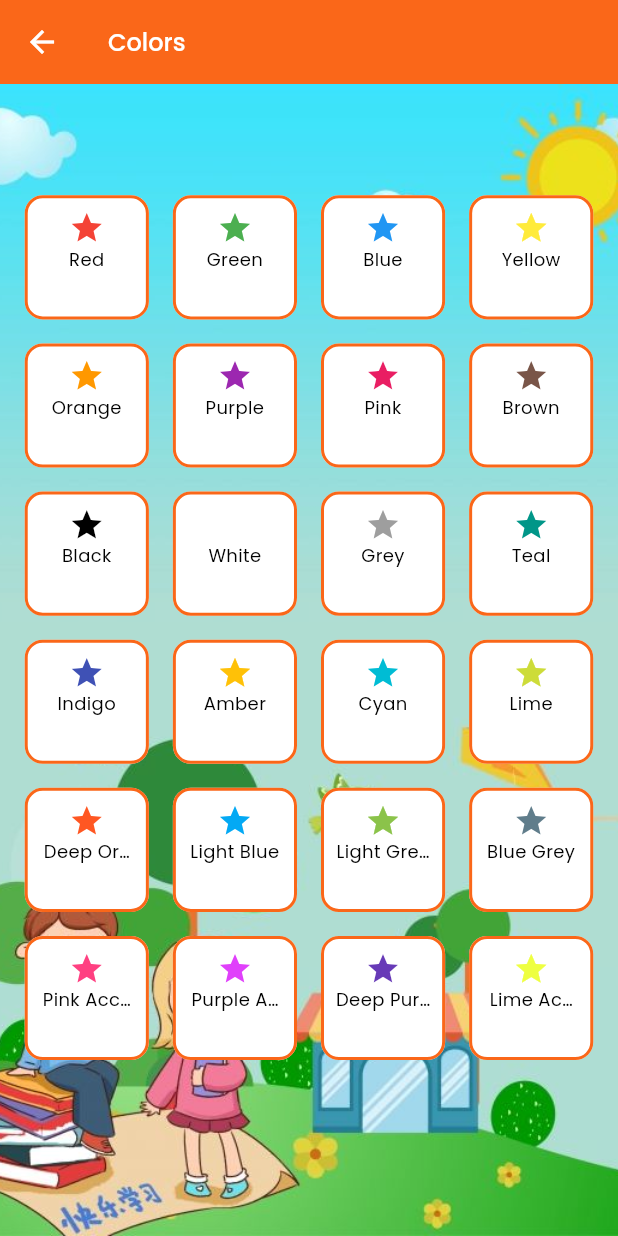
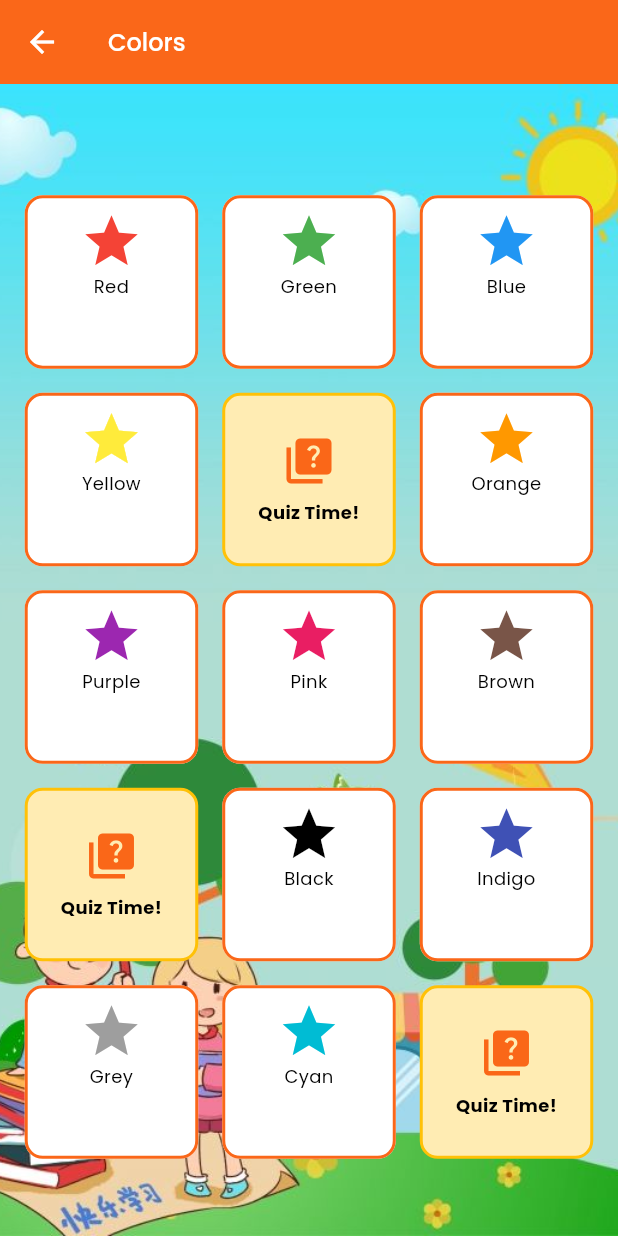
Before and after one commit to Waqas0321/LexiLearn, a Flutter app: the ColorsScreen screen opened directly, on a phone screen of 412 x 824 dp. Run offline on Flutter 3.47's test engine with Material 3 defaults, Android fonts, the phone set to English and light mode, and no system bars; our stand-ins replace cloud_firestore, firebase_auth, firebase_core, firebase_storage, flutter_tts, fluttertoast and 6 more; accounts and stored records are empty.

Commit message:
Quiz added

```diff
--- a/lib/core/app_routes/app_pages.dart
+++ b/lib/core/app_routes/app_pages.dart
@@ -6,6 +6,7 @@ import 'package:lexi_learn/faetures/animals/view/animals_screen.dart';
 import 'package:lexi_learn/faetures/auth/forget_password/view/forget_password_screen.dart';
 import 'package:lexi_learn/faetures/body_parts/view/body_parts_screen.dart';
 import 'package:lexi_learn/faetures/colors/view/colors_screen.dart';
+import 'package:lexi_learn/faetures/colors/view/quiz_screen.dart';
 import 'package:lexi_learn/faetures/edthics/view/ethics_screen.dart';
 import 'package:lexi_learn/faetures/fruits/view/fruits_screen.dart';
 import 'package:lexi_learn/faetures/numbers/view/numbers_screen.dart';
@@ -102,5 +103,11 @@ class AppPages {
         transition: Transition.fade,
         curve: Curves.linear,
         transitionDuration: const Duration(microseconds: 200)),
+    GetPage(
+        name: AppRoutes.QUIZSCREEN,
+        page: () => QuizScreen(),
+        transition: Transition.fade,
+        curve: Curves.linear,
+        transitionDuration: const Duration(microseconds: 200)),
   ];
 }
--- a/lib/core/app_routes/routes.dart
+++ b/lib/core/app_routes/routes.dart
@@ -14,4 +14,6 @@ class AppRoutes{
   static const String ETHICSSCREEN = "/ethicsScreen";
   static const String ANIMALSSCREEN = "/animalsScreen";
   static const String BODYPARTSSCREEN = "/bodyPartsScreen";
+
+  static const String QUIZSCREEN = "/quizScreen";
 }
--- a/lib/core/bindings/initial_bindings.dart
+++ b/lib/core/bindings/initial_bindings.dart
@@ -4,6 +4,7 @@ import 'package:lexi_learn/faetures/animals/controller/animals_controller.dart';
 import 'package:lexi_learn/faetures/auth/forget_password/controller/forget_password_controller.dart';
 import 'package:lexi_learn/faetures/body_parts/controller/body_parts_controller.dart';
 import 'package:lexi_learn/faetures/colors/controller/colors_controller.dart';
+import 'package:lexi_learn/faetures/colors/controller/quiz_controller.dart';
 import 'package:lexi_learn/faetures/edthics/controller/ethics_controller.dart';
 import 'package:lexi_learn/faetures/fruits/controller/fruits_controller.dart';
 import 'package:lexi_learn/faetures/numbers/controller/numbers_controller.dart';
@@ -67,5 +68,8 @@ class InitialBindings extends Bindings {
     Get.put(ProfileController());
     Get.lazyPut(() => ProfileController());
 
+    Get.put(QuizController());
+    Get.lazyPut(() => QuizController());
+
   }
 }
--- /dev/null
+++ b/lib/data/models/question_model.dart
@@ -0,0 +1,17 @@
+import 'dart:ui';
+
+class QuestionModel {
+  final String question;
+  final List<String> options;
+  final String correctAnswer;
+  final Color? displayColor;
+  final bool isColorQuestion;
+
+  QuestionModel({
+    required this.question,
+    required this.options,
+    required this.correctAnswer,
+    this.displayColor,
+    this.isColorQuestion = false,
+  });
+}
--- a/lib/faetures/colors/controller/colors_controller.dart
+++ b/lib/faetures/colors/controller/colors_controller.dart
@@ -16,49 +16,32 @@ class ColorsController extends GetxController {
     ColorModel(name: 'Pink', color: Colors.pink),
     ColorModel(name: 'Brown', color: Colors.brown),
     ColorModel(name: 'Black', color: Colors.black),
-    ColorModel(name: 'White', color: Colors.white),
+    ColorModel(name: 'Indigo', color: Colors.indigo),
     ColorModel(name: 'Grey', color: Colors.grey),
-    ColorModel(name: 'Teal', color: Colors.teal),
-    ColorModel(name: 'Indigo', color: Colors.indigo),
-    ColorModel(name: 'Amber', color: Colors.amber),
     ColorModel(name: 'Cyan', color: Colors.cyan),
-    ColorModel(name: 'Lime', color: Colors.lime),
-    ColorModel(name: 'Deep Orange', color: Colors.deepOrange),
-    ColorModel(name: 'Light Blue', color: Colors.lightBlue),
-    ColorModel(name: 'Light Green', color: Colors.lightGreen),
-    ColorModel(name: 'Blue Grey', color: Colors.blueGrey),
-    ColorModel(name: 'Pink Accent', color: Colors.pinkAccent),
-    ColorModel(name: 'Purple Accent', color: Colors.purpleAccent),
-    ColorModel(name: 'Deep Purple', color: Colors.deepPurple),
-    ColorModel(name: 'Lime Accent', color: Colors.limeAccent),
   ].obs;
 
   var currentIndex = 0.obs;
-
   void setIndex(int index) {
     currentIndex.value = index;
     speakColor();
   }
-
   void next() {
     if (currentIndex < colors.length - 1) {
       currentIndex++;
       speakColor();
     }
   }
-
   void previous() {
     if (currentIndex > 0) {
       currentIndex--;
       speakColor();
     }
   }
-
   void speakColor() {
     Future.delayed(Duration(seconds: 1), () {
       tts.speak(colors[currentIndex.value].name);
     });
   }
-
   void reListen() => speakColor();
 }
--- a/lib/faetures/colors/view/colors_screen.dart
+++ b/lib/faetures/colors/view/colors_screen.dart
@@ -1,12 +1,15 @@
+import 'dart:math';
 import 'package:flutter/material.dart';
 import 'package:gap/gap.dart';
 import 'package:get/get.dart';
+import 'package:lexi_learn/core/app_routes/routes.dart';
 import 'package:lexi_learn/core/utils/app_sizes.dart';
 import 'package:lexi_learn/faetures/colors/controller/colors_controller.dart';
 import '../../../core/Const/app_colors.dart';
 import '../../../core/Const/app_images.dart';
 import '../../../core/widgets/custom_appbar.dart';
 import '../../../core/widgets/custom_text_widget.dart';
+import '../../../data/models/question_model.dart';
 import 'color_detail_screen.dart';
 
 class ColorsScreen extends StatelessWidget {
@@ -36,20 +39,35 @@ class ColorsScreen extends StatelessWidget {
                 mainAxisAlignment: MainAxisAlignment.start,
                 children: [
                   Gap(appSizes.getHeightPercentage(7)),
-                  Obx(
-                    () => GridView.builder(
+                  Obx(() {
+                    final colors = controller.colors;
+                    final quizInterval = 4;
+                    final totalItems =
+                        colors.length + (colors.length ~/ quizInterval);
+
+                    return GridView.builder(
                       shrinkWrap: true,
-                      itemCount: controller.colors.length,
+                      physics: NeverScrollableScrollPhysics(),
+                      itemCount: totalItems,
                       gridDelegate: SliverGridDelegateWithFixedCrossAxisCount(
-                        crossAxisCount: 4,
+                        crossAxisCount: 3,
                         crossAxisSpacing: 16,
                         mainAxisSpacing: 16,
                       ),
                       itemBuilder: (context, index) {
-                        final color = controller.colors[index];
+                        if ((index + 1) % (quizInterval + 1) == 0) {
+                          final quizIndex =
+                              index ~/
+                              (quizInterval +
+                                  1); // 0 for first quiz, 1 for second...
+                          return buildQuizTile(quizIndex);
+                        }
+                        final colorIndex =
+                            index - (index ~/ (quizInterval + 1));
+                        final color = colors[colorIndex];
                         return GestureDetector(
                           onTap: () {
-                            controller.setIndex(index);
+                            controller.setIndex(colorIndex);
                             Get.to(() => ColorDetailScreen());
                           },
                           child: Container(
@@ -65,7 +83,7 @@ class ColorsScreen extends StatelessWidget {
                             ),
                             child: Column(
                               children: [
-                                Icon(Icons.star, color: color.color),
+                                Icon(Icons.star, color: color.color, size: 42),
                                 CustomTextWidget(
                                   text: color.name,
                                   fontSize: 12,
@@ -75,8 +93,8 @@ class ColorsScreen extends StatelessWidget {
                           ),
                         );
                       },
-                    ),
-                  ),
+                    );
+                  }),
                 ],
               ),
             ),
@@ -85,4 +103,60 @@ class ColorsScreen extends StatelessWidget {
       },
     );
   }
+
+  Widget buildQuizTile(int quizIndex) {
+    return GestureDetector(
+      onTap: () {
+        final allColors = controller.colors;
+        final groupSize = 4;
+        final start = quizIndex * groupSize;
+        if (start >= allColors.length) return;
+        final end = min(start + groupSize, allColors.length);
+        final group = allColors.sublist(start, end);
+        final questions =
+            group.map((color) {
+              final otherOptions =
+                  [...group]
+                    ..remove(color)
+                    ..shuffle();
+              final options =
+                  ([color.name] +
+                        otherOptions.take(3).map((e) => e.name).toList())
+                    ..shuffle();
+
+              return QuestionModel(
+                question: "What is the name of this color?",
+                options: options,
+                correctAnswer: color.name,
+                displayColor: color.color,
+                isColorQuestion: true,
+              );
+            }).toList();
+        questions.shuffle();
+        Get.toNamed(AppRoutes.QUIZSCREEN, arguments: {'questions': questions});
+      },
+      child: Container(
+        padding: const EdgeInsets.all(8),
+        decoration: BoxDecoration(
+          color: Colors.amber.shade100,
+          borderRadius: BorderRadius.circular(12),
+          border: Border.all(color: Colors.amber, width: 2),
+        ),
+        child: Center(
+          child: Column(
+            mainAxisAlignment: MainAxisAlignment.center,
+            children: [
+              Icon(Icons.quiz, color: AppColors.orange, size: 36),
+              const SizedBox(height: 8),
+              const CustomTextWidget(
+                text: "Quiz Time!",
+                fontSize: 12,
+                fontWeight: FontWeight.bold,
+              ),
+            ],
+          ),
+        ),
+      ),
+    );
+  }
 }
```
Also changed, not shown: lib/faetures/colors/controller/quiz_controller.dart (added, +48 -0 lines), lib/faetures/colors/view/quiz_screen.dart (added, +122 -0 lines).
